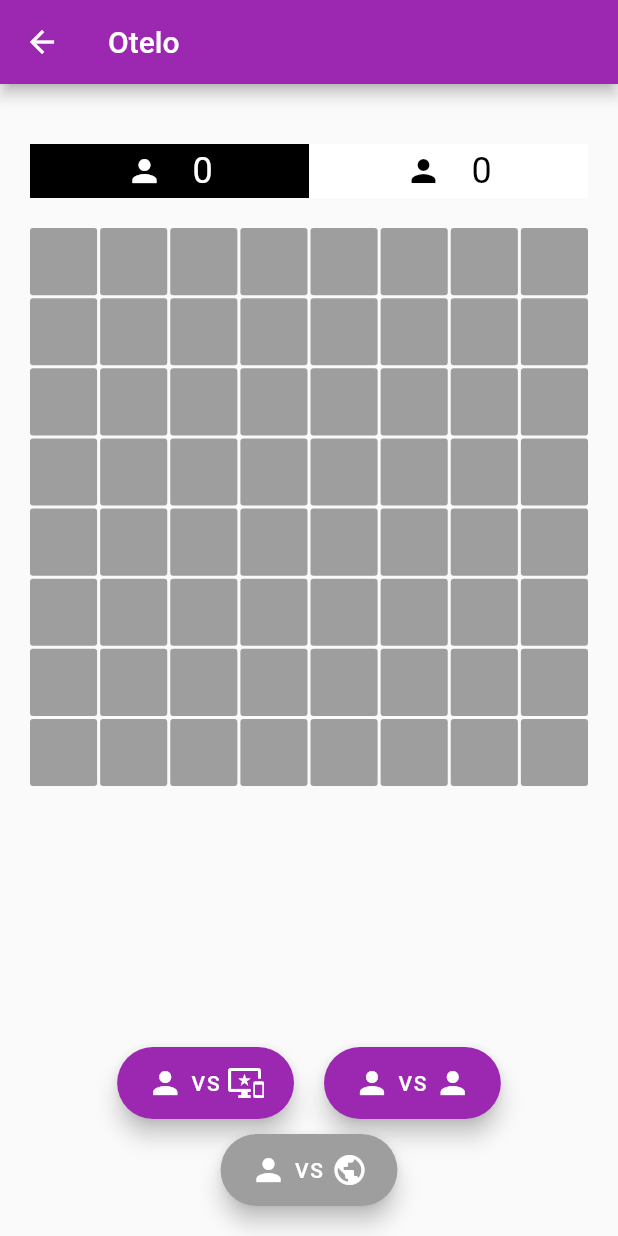
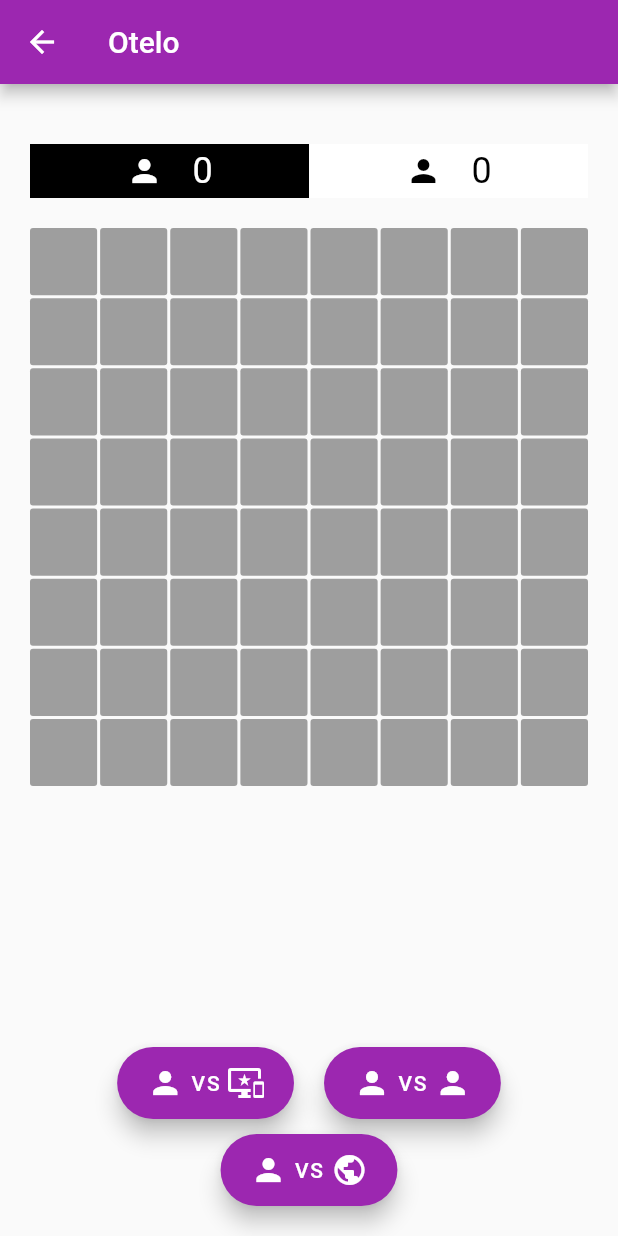
Before and after one commit to ClassHP/minijuegos_flutter, a Flutter app: the Otelo screen opened by its route, on a phone screen of 412 x 824 dp. Run offline on Flutter 3.47's test engine with Material 2 defaults, Android fonts, the phone set to English and light mode, and no system bars; our stand-ins replace cloud_firestore, firebase_core, go_router; accounts and stored records are empty.

Commit message:
otelo online

```diff
--- /dev/null
+++ b/lib/loading.dart
@@ -0,0 +1,36 @@
+import 'dart:ui';
+
+import 'package:flutter/material.dart';
+
+class Loading extends StatelessWidget {
+  final bool _visible;
+
+  const Loading({Key? key, required visible }) : _visible = visible, super(key: key);
+
+  @override
+  Widget build(BuildContext context) {
+    return Visibility(
+      visible: _visible,
+      child: Stack(
+        alignment: Alignment.center,
+        children: [
+          ConstrainedBox(
+            constraints: const BoxConstraints.expand(),
+            child: ClipRect(
+              child: BackdropFilter(
+                filter: ImageFilter.blur(sigmaX: 1.0, sigmaY: 1.0),
+                child: Container(
+                    decoration: BoxDecoration(
+                        color: Theme.of(context)
+                            .colorScheme
+                            .background
+                            .withOpacity(0.5))),
+              ),
+            ),
+          ),
+          const CircularProgressIndicator()
+        ],
+      ),
+    );
+  }
+}
--- a/lib/otelo/otelo.dart
+++ b/lib/otelo/otelo.dart
@@ -1,5 +1,7 @@
 import 'dart:math';
+import 'dart:ui';
 import 'package:flutter/material.dart';
+import 'package:minijuegos_flutter/loading.dart';
 import 'package:minijuegos_flutter/otelo/otelo_logic.dart';
 
 class Otelo extends StatefulWidget {
@@ -13,12 +15,17 @@ class _OteloState extends State<Otelo> {
   final List<Color> _playerColors = [Colors.black, Colors.white];
   final OteloLogic _logic = OteloLogic();
 
-  _OteloState();
+  _OteloState() {
+    _logic.updateLayout.listen((_) {
+      setState(() {});
+    });
+  }
 
   void _play(PlayerType type) {
-    setState(() {
-      _logic.init(type, 0);
+    _logic.init(type, 0).then((_) {
+      setState(() {});
     });
+    setState(() {});
   }
 
   void _stop() {
@@ -28,7 +35,7 @@ class _OteloState extends State<Otelo> {
   }
 
   void _setChip(Box box) {
-    _logic.setChip(box).then((value) {
+    _logic.setChip(box).then((_) {
       setState(() {});
     });
     setState(() {});
@@ -54,10 +61,10 @@ class _OteloState extends State<Otelo> {
             icon2: Icons.person,
             onPressed: () => _play(PlayerType.person),
           ),
-          const _ButtonPlay(
+          _ButtonPlay(
             icon1: Icons.person,
             icon2: Icons.public_sharp,
-            onPressed: null,
+            onPressed: () => _play(PlayerType.online),
           ),
         ],
       ),
@@ -87,8 +94,12 @@ class _OteloState extends State<Otelo> {
           mainAxisAlignment: MainAxisAlignment.spaceEvenly,
           children: [
             _Score(logic: _logic, playerColors: _playerColors),
-            _Board(
-                logic: _logic, playerColors: _playerColors, setChip: _setChip),
+            Expanded(
+              child: _Board(
+                  logic: _logic,
+                  playerColors: _playerColors,
+                  setChip: _setChip),
+            ),
             const SizedBox(height: 20),
             playButtons,
             endButton,
@@ -115,22 +126,25 @@ class _Board extends StatelessWidget {
 
   @override
   Widget build(BuildContext context) {
-    return Expanded(
-      child: AspectRatio(
+    return AspectRatio(
       aspectRatio: 1,
-        child: GridView.count(
+      child: Stack(
+        children: [
+          GridView.count(
             crossAxisCount: 8,
             mainAxisSpacing: 2,
             crossAxisSpacing: 2,
             childAspectRatio: 1,
             children: _logic.boxes.map<Widget>((box) {
               var visible = box.player != null &&
-                    _logic.players[box.player ?? 0].type == PlayerType.person ||
+                      _logic.players[box.player ?? 0].type ==
+                          PlayerType.person ||
                   box.selected;
               return InkWell(
                 onTap: () {
                   if (box.player != null &&
-                    _logic.players[box.player ?? 0].type == PlayerType.person) {
+                      _logic.players[box.player ?? 0].type ==
+                          PlayerType.person) {
                     setChip(box);
                   }
                 },
@@ -157,23 +171,15 @@ class _Board extends StatelessWidget {
                       ),
                     ),
                   ),
-                /*AnimatedContainer(
-                  width: visible ? double.maxFinite : 0,
-                  duration: visible
-                      ? const Duration(seconds: 1)
-                      : const Duration(milliseconds: 100),
-                  margin: EdgeInsets.all(box.selected ? 5 : 16),
-                  decoration: BoxDecoration(
-                    color: box.selected
-                        ? _playerColors[box.player ?? 0]
-                        : _playerColors[box.player ?? 0].withOpacity(0.5),
-                    shape: BoxShape.circle,
-                  ),
-                ),*/
                 ]),
               );
             }).toList(),
           ),
+          AspectRatio(
+            aspectRatio: 1,
+            child: Loading(visible: _logic.loading),
+          ),
+        ],
       ),
     );
   }
--- /dev/null
+++ b/lib/otelo/otelo_store.dart
@@ -0,0 +1,132 @@
+import 'dart:math';
+import 'package:cloud_firestore/cloud_firestore.dart';
+import 'package:minijuegos_flutter/otelo/otelo_logic.dart';
+
+class OteloStore {
+  final CollectionReference<OteloRoom?> _collectionRooms = FirebaseFirestore
+      .instance
+      .collection('otelo-rooms')
+      .withConverter<OteloRoom?>(
+        fromFirestore: (snapshot, _) => OteloRoom.fromJson(snapshot.data()!),
+        toFirestore: (obj, _) => obj!.toJson(),
+      );
+  final int _playerId = Random().nextInt(99999);
+  DocumentReference<OteloRoom?>? _room;
+
+  int get playerId => _playerId;
+
+  Future<Stream<OteloRoom?>?> joinRoom(List<Box> boxes) async {
+    try {
+      var doc = await _collectionRooms
+          .where('status', isEqualTo: 0)
+          .where('dateC',
+              isGreaterThan: DateTime.now().add(const Duration(minutes: -5)))
+          .limit(1)
+          .get();
+      if (doc.docs.isNotEmpty) {
+        await doc.docs[0].reference.update({
+          'player2': _playerId,
+          'status': 1,
+        });
+        _room = doc.docs[0].reference;
+      } else {
+        _room = await _collectionRooms
+            .add(OteloRoom(player1: _playerId, boxes: boxes));
+      }
+      return getStreamRoom();
+    } catch (error) {
+      return null;
+    }
+  }
+
+  Future<bool> updateRoom(List<Box> boxes, bool end, int turn) async {
+    try {
+      if (_room != null) {
+        await _room?.update({
+          'boxes': boxes.map<int>((e) => e.selected ? e.player! : -1).toList(),
+          'status': end ? 2 : 1,
+          'turn': turn,
+        });
+        return true;
+      }
+      return false;
+    } catch (error) {
+      return false;
+    }
+  }
+
+  Future<bool> endRoom() async {
+    try {
+      if (_room != null) {
+        await _room?.update({
+          'status': 2,
+        });
+        return true;
+      }
+      return false;
+    } catch (error) {
+      return false;
+    }
+  }
+
+  Stream<OteloRoom?>? getStreamRoom() {
+    try {
+      if (_room != null) {
+        return _room?.snapshots().map<OteloRoom?>((doc) {
+          return doc.exists ? doc.data() : null;
+        });
+      }
+      return null;
+    } catch (error) {
+      return null;
+    }
+  }
+}
+
+class OteloRoom {
+  int id = Random().nextInt(900) + 100;
+  int player1 = -1;
+  int player2 = -1;
+  int status = 0; //0 = created, 1 = started, 2 = ended
+  List<int> boxes = [];
+  DateTime dateC = DateTime.now();
+  int turn = 0;
+
+  OteloRoom({required this.player1, required List<Box> boxes}) {
+    this.boxes = boxes.map<int>((e) => e.selected ? e.player! : -1).toList();
+  }
+
+  OteloRoom.data(
+      {required this.id,
+      required this.player1,
+      required this.player2,
+      required this.status,
+      required this.boxes,
+      required this.dateC,
+      required this.turn});
+
+  OteloRoom.fromJson(Map<String, Object?> json)
+      : this.data(
+          id: json['id']! as int,
+          player1: json['player1']! as int,
+          player2: json['player2']! as int,
+          status: json['status']! as int,
+          boxes: (json['boxes']! as List<dynamic>)
+              .map((e) => int.parse(e.toString()))
+              .toList(),
+          dateC: (json['dateC']! as Timestamp).toDate(),
+          turn: json['turn']! as int,
+        );
+
+  Map<String, Object?> toJson() {
+    return {
+      'id': id,
+      'player1': player1,
+      'player2': player2,
+      'status': status,
+      'boxes': boxes,
+      'dateC': dateC,
+      'turn': turn,
+    };
+  }
+}
```
Also changed, not shown: lib/otelo/otelo_logic.dart (+66 -7 lines). Lines whose indentation alone changed are shown as unchanged.
